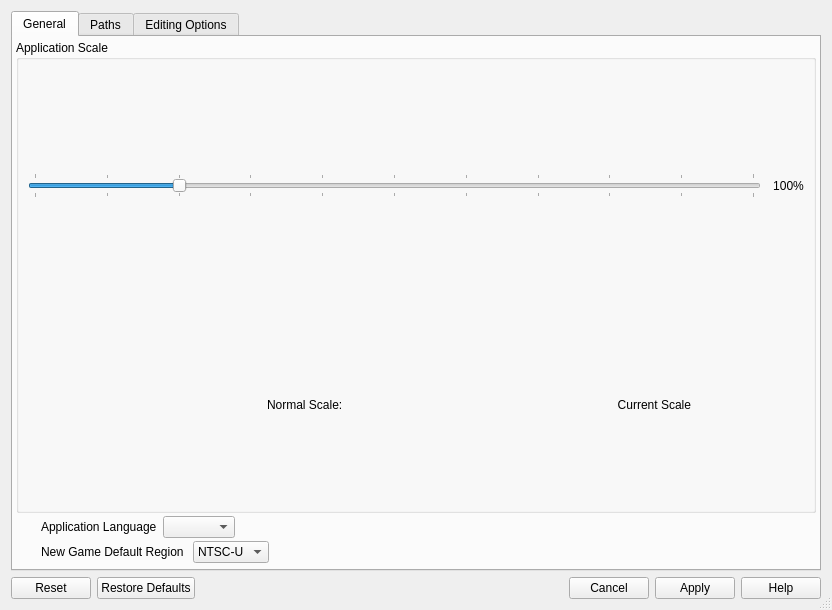
Qt form options.ui (sithlord48/blackchocobo) before a commit.
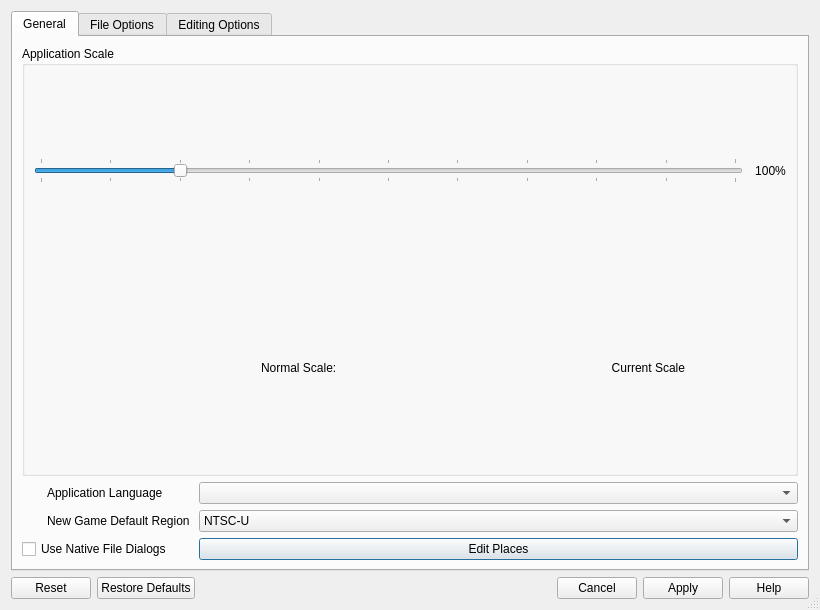
The same form after that commit. Icons and pictures are not drawn.

Commit message: Switch to Non-Native File Dialogs

```diff
--- a/options.ui
+++ b/options.ui
@@ -9,7 +9,7 @@
    <rect>
     <x>0</x>
     <y>0</y>
-    <width>832</width>
+    <width>820</width>
     <height>610</height>
    </rect>
   </property>
@@ -32,7 +32,23 @@
   <property name="modal">
    <bool>true</bool>
   </property>
-  <layout class="QVBoxLayout" name="verticalLayout">
+  <layout class="QVBoxLayout" name="verticalLayout_4">
+   <item>
+    <spacer name="verticalSpacer_2">
+     <property name="orientation">
+      <enum>Qt::Vertical</enum>
+     </property>
+     <property name="sizeType">
+      <enum>QSizePolicy::Fixed</enum>
+     </property>
+     <property name="sizeHint" stdset="0">
+      <size>
+       <width>3</width>
+       <height>0</height>
+      </size>
+     </property>
+    </spacer>
+   </item>
    <item>
     <widget class="QTabWidget" name="tabWidget">
      <property name="currentIndex">
@@ -42,22 +58,7 @@
       <attribute name="title">
        <string>General</string>
       </attribute>
-      <layout class="QVBoxLayout" name="verticalLayout_4">
-       <property name="spacing">
-        <number>3</number>
-       </property>
-       <property name="leftMargin">
-        <number>3</number>
-       </property>
-       <property name="topMargin">
-        <number>3</number>
-       </property>
-       <property name="rightMargin">
-        <number>3</number>
-       </property>
-       <property name="bottomMargin">
-        <number>6</number>
-       </property>
+      <layout class="QVBoxLayout" name="verticalLayout">
        <item>
         <widget class="QGroupBox" name="groupBox">
          <property name="title">
@@ -265,46 +266,18 @@
         </widget>
        </item>
        <item>
-        <layout class="QHBoxLayout" name="horizontalLayout_18">
-         <property name="spacing">
-          <number>6</number>
-         </property>
-         <item>
-          <spacer name="horizontalSpacer_18">
-           <property name="orientation">
-            <enum>Qt::Horizontal</enum>
-           </property>
-           <property name="sizeType">
-            <enum>QSizePolicy::Fixed</enum>
-           </property>
-           <property name="sizeHint" stdset="0">
-            <size>
-             <width>25</width>
-             <height>20</height>
-            </size>
-           </property>
-          </spacer>
-         </item>
-         <item>
-          <widget class="QLabel" name="label_7">
-           <property name="sizePolicy">
-            <sizepolicy hsizetype="Minimum" vsizetype="Fixed">
-             <horstretch>0</horstretch>
-             <verstretch>0</verstretch>
-            </sizepolicy>
-           </property>
-           <property name="toolTip">
-            <string/>
-           </property>
+        <layout class="QGridLayout" name="gridLayout" columnstretch="1,0,0,20">
+         <item row="2" column="0">
+          <widget class="QCheckBox" name="cbNativeDialogs">
            <property name="text">
-            <string>Application Language</string>
+            <string>Use Native File Dialogs</string>
            </property>
           </widget>
          </item>
-         <item>
+         <item row="0" column="3">
           <widget class="QComboBox" name="comboLanguage">
            <property name="sizePolicy">
-            <sizepolicy hsizetype="Maximum" vsizetype="Fixed">
+            <sizepolicy hsizetype="Preferred" vsizetype="Fixed">
              <horstretch>0</horstretch>
              <verstretch>0</verstretch>
             </sizepolicy>
@@ -314,59 +287,10 @@
            </property>
           </widget>
          </item>
-         <item>
-          <spacer name="horizontalSpacer_19">
-           <property name="orientation">
-            <enum>Qt::Horizontal</enum>
-           </property>
-           <property name="sizeHint" stdset="0">
-            <size>
-             <width>40</width>
-             <height>20</height>
-            </size>
-           </property>
-          </spacer>
-         </item>
-        </layout>
-       </item>
-       <item>
-        <layout class="QHBoxLayout" name="horizontalLayout_10">
-         <property name="spacing">
-          <number>6</number>
-         </property>
-         <item>
-          <spacer name="horizontalSpacer_12">
-           <property name="orientation">
-            <enum>Qt::Horizontal</enum>
-           </property>
-           <property name="sizeType">
-            <enum>QSizePolicy::Fixed</enum>
-           </property>
-           <property name="sizeHint" stdset="0">
-            <size>
-             <width>25</width>
-             <height>20</height>
-            </size>
-           </property>
-          </spacer>
-         </item>
-         <item>
-          <widget class="QLabel" name="label_4">
-           <property name="sizePolicy">
-            <sizepolicy hsizetype="Minimum" vsizetype="Fixed">
-             <horstretch>0</horstretch>
-             <verstretch>0</verstretch>
-            </sizepolicy>
-           </property>
-           <property name="text">
-            <string>New Game Default Region </string>
-           </property>
-          </widget>
-         </item>
-         <item>
+         <item row="1" column="3">
           <widget class="QComboBox" name="comboRegion">
            <property name="sizePolicy">
-            <sizepolicy hsizetype="Maximum" vsizetype="Fixed">
+            <sizepolicy hsizetype="Preferred" vsizetype="Fixed">
              <horstretch>0</horstretch>
              <verstretch>0</verstretch>
             </sizepolicy>
@@ -408,18 +332,96 @@
            </item>
           </widget>
          </item>
-         <item>
-          <spacer name="horizontalSpacer_10">
-           <property name="orientation">
-            <enum>Qt::Horizontal</enum>
+         <item row="1" column="0" colspan="3">
+          <layout class="QHBoxLayout" name="horizontalLayout">
+           <property name="spacing">
+            <number>0</number>
            </property>
-           <property name="sizeHint" stdset="0">
-            <size>
-             <width>40</width>
-             <height>20</height>
-            </size>
+           <item>
+            <spacer name="horizontalSpacer_12">
+             <property name="orientation">
+              <enum>Qt::Horizontal</enum>
+             </property>
+             <property name="sizeType">
+              <enum>QSizePolicy::Fixed</enum>
+             </property>
+             <property name="sizeHint" stdset="0">
+              <size>
+               <width>25</width>
+               <height>20</height>
+              </size>
+             </property>
+            </spacer>
+           </item>
+           <item>
+            <widget class="QLabel" name="lblRegion">
+             <property name="sizePolicy">
+              <sizepolicy hsizetype="Minimum" vsizetype="Fixed">
+               <horstretch>0</horstretch>
+               <verstretch>0</verstretch>
+              </sizepolicy>
+             </property>
+             <property name="text">
+              <string>New Game Default Region </string>
+             </property>
+            </widget>
+           </item>
+          </layout>
+         </item>
+         <item row="0" column="0" colspan="3">
+          <layout class="QHBoxLayout" name="horizontalLayout_18">
+           <property name="spacing">
+            <number>0</number>
            </property>
-          </spacer>
+           <item>
+            <spacer name="horizontalSpacer_18">
+             <property name="orientation">
+              <enum>Qt::Horizontal</enum>
+             </property>
+             <property name="sizeType">
+              <enum>QSizePolicy::Fixed</enum>
+             </property>
+             <property name="sizeHint" stdset="0">
+              <size>
+               <width>25</width>
+               <height>20</height>
+              </size>
+             </property>
+            </spacer>
+           </item>
+           <item>
+            <widget class="QLabel" name="lblLanguage">
+             <property name="sizePolicy">
+              <sizepolicy hsizetype="Minimum" vsizetype="Fixed">
+               <horstretch>0</horstretch>
+               <verstretch>0</verstretch>
+              </sizepolicy>
+             </property>
+             <property name="toolTip">
+              <string/>
+             </property>
+             <property name="text">
+              <string>Application Language</string>
+             </property>
+            </widget>
+           </item>
+          </layout>
+         </item>
+         <item row="2" column="3">
+          <widget class="QPushButton" name="btnEditSideBarItems">
+           <property name="sizePolicy">
+            <sizepolicy hsizetype="Preferred" vsizetype="Fixed">
+             <horstretch>0</horstretch>
+             <verstretch>0</verstretch>
+            </sizepolicy>
+           </property>
+           <property name="toolTip">
+            <string>Edit the Places show in sidebar on file dialogs</string>
+           </property>
+           <property name="text">
+            <string>Edit Places</string>
+           </property>
+          </widget>
          </item>
         </layout>
        </item>
@@ -427,7 +429,7 @@
      </widget>
      <widget class="QWidget" name="tab_2">
       <attribute name="title">
-       <string>Paths</string>
+       <string>File Options</string>
       </attribute>
       <layout class="QVBoxLayout" name="verticalLayout_8">
        <item>
@@ -922,22 +924,6 @@
      </widget>
     </widget>
    </item>
-   <item>
-    <spacer name="verticalSpacer_2">
-     <property name="orientation">
-      <enum>Qt::Vertical</enum>
-     </property>
-     <property name="sizeType">
-      <enum>QSizePolicy::Fixed</enum>
-     </property>
-     <property name="sizeHint" stdset="0">
-      <size>
-       <width>3</width>
-       <height>0</height>
-      </size>
-     </property>
-    </spacer>
-   </item>
    <item>
     <widget class="QDialogButtonBox" name="buttonBox">
      <property name="orientation">
```
Left out of the diff: 4 changed lines with no effect on the pictures. The commit also changes 15 other files.
